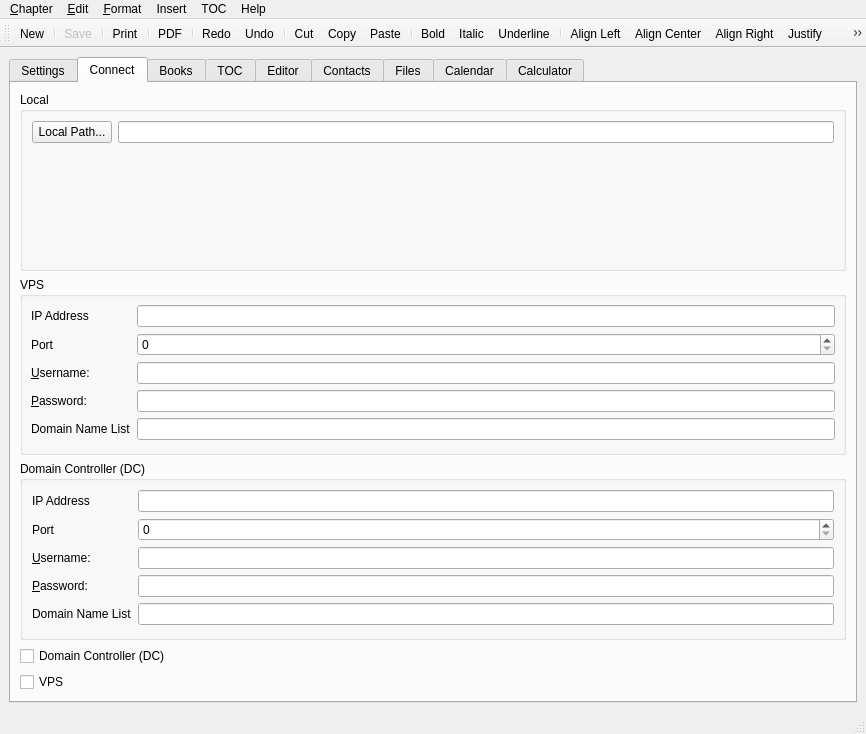
Above: src/MainWindow.ui from Light-Wizzard/WeBookClient before the change. Below: the same form after it.
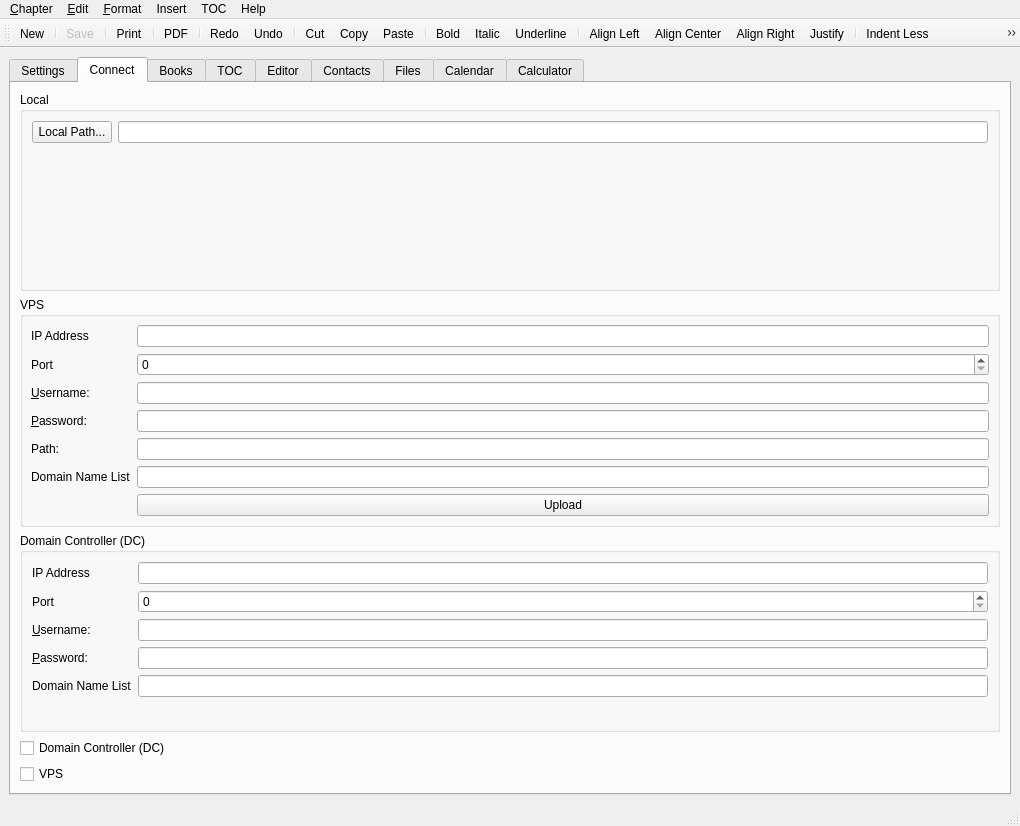
That is the form after the change. The open tabs and pages were chosen to show the change. Icons and pictures are not drawn.

Diff of the .ui file:
```diff
--- a/src/MainWindow.ui
+++ b/src/MainWindow.ui
@@ -6,8 +6,8 @@
    <rect>
     <x>0</x>
     <y>0</y>
-    <width>866</width>
-    <height>734</height>
+    <width>1020</width>
+    <height>826</height>
    </rect>
   </property>
   <property name="windowTitle">
@@ -212,6 +212,16 @@
             </widget>
            </item>
            <item row="4" column="0">
+            <widget class="QLabel" name="labelConnectVpsPath">
+             <property name="text">
+              <string>Path:</string>
+             </property>
+            </widget>
+           </item>
+           <item row="4" column="1">
+            <widget class="QLineEdit" name="editConnectVpsPath"/>
+           </item>
+           <item row="8" column="0">
             <widget class="QLabel" name="labelConnectionManVpsDomainNameList">
              <property name="text">
               <string>Domain Name List</string>
@@ -221,9 +231,45 @@
              </property>
             </widget>
            </item>
-           <item row="4" column="1">
+           <item row="8" column="1">
             <widget class="QLineEdit" name="editConnectionManVpsDomainNameList"/>
            </item>
+           <item row="10" column="0">
+            <widget class="QLabel" name="label">
+             <property name="text">
+              <string/>
+             </property>
+            </widget>
+           </item>
+           <item row="10" column="1">
+            <widget class="QPushButton" name="pushButtonConnectVpsUpload">
+             <property name="sizePolicy">
+              <sizepolicy hsizetype="Expanding" vsizetype="Fixed">
+               <horstretch>0</horstretch>
+               <verstretch>0</verstretch>
+              </sizepolicy>
+             </property>
+             <property name="minimumSize">
+              <size>
+               <width>0</width>
+               <height>0</height>
+              </size>
+             </property>
+             <property name="toolTip">
+              <string>Upload</string>
+             </property>
+             <property name="statusTip">
+              <string>Upload</string>
+             </property>
+             <property name="text">
+              <string>Upload</string>
+             </property>
+             <property name="icon">
+              <iconset resource="../WeBookClient.qrc">
+               <normaloff>:/images/win/upload.png</normaloff>:/images/win/upload.png</iconset>
+             </property>
+            </widget>
+           </item>
           </layout>
          </widget>
         </item>
@@ -492,7 +538,7 @@
     <rect>
      <x>0</x>
      <y>0</y>
-     <width>866</width>
+     <width>1020</width>
      <height>25</height>
     </rect>
    </property>
```
Left out of the diff: 20 changed lines with no effect on the pictures.
